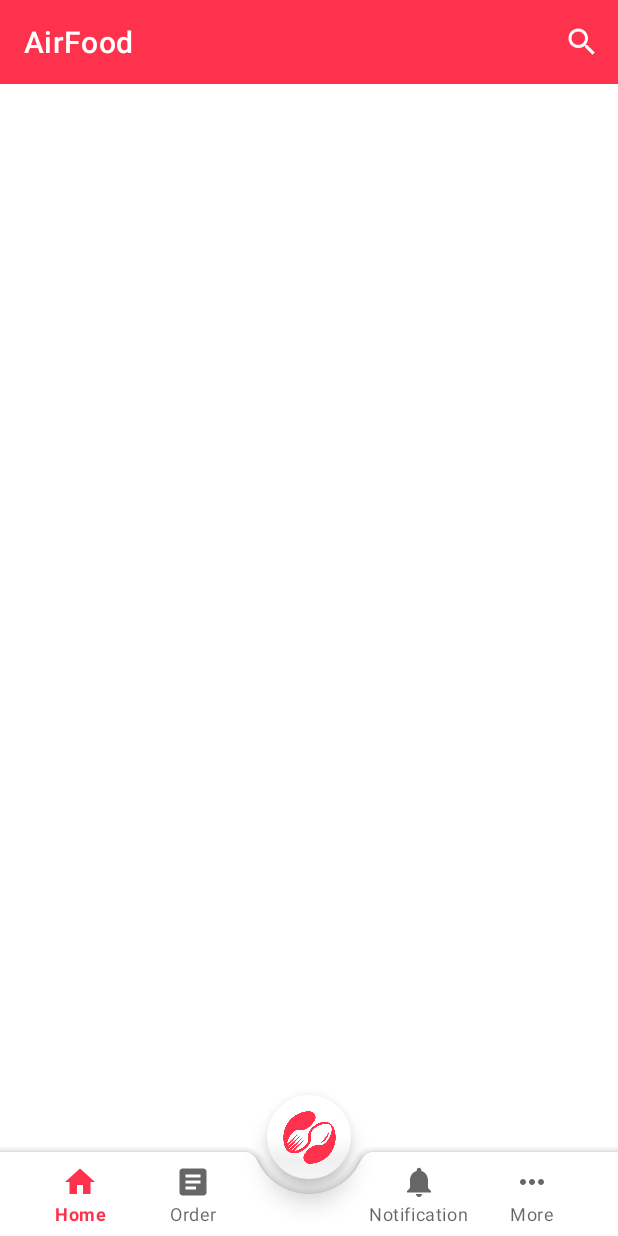
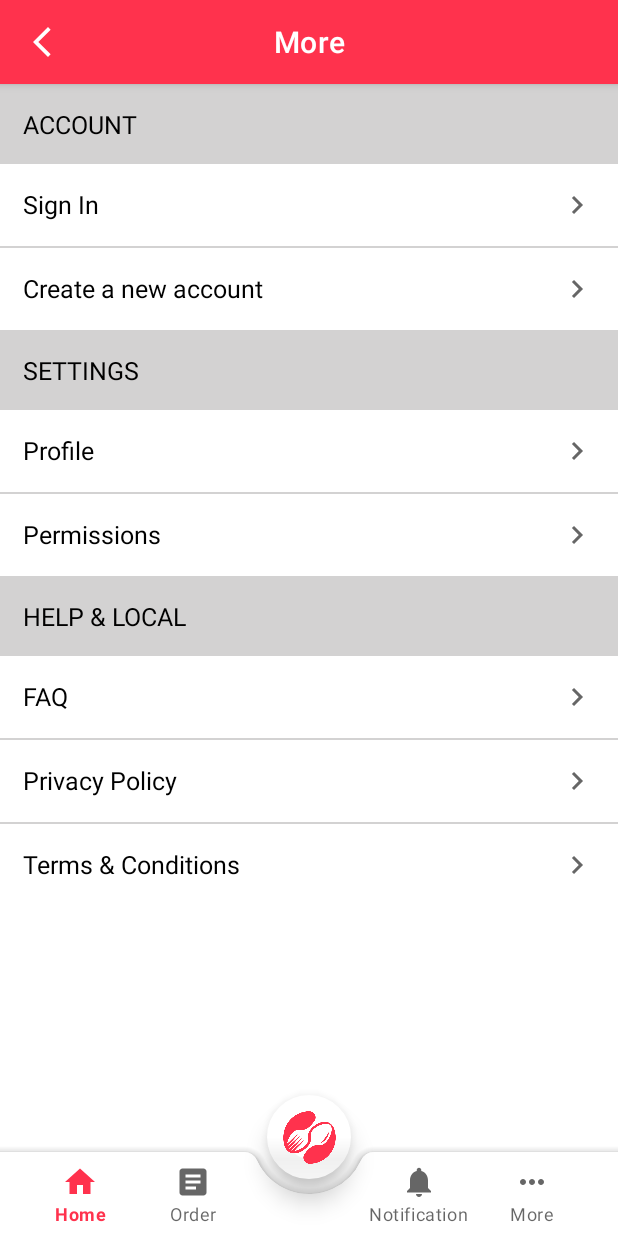
Before and after one commit to fitareq/AirFood, an Android app: the MainActivity screen opened directly, with no data from a screen before it, on a phone screen of 412 x 824 dp. Run offline under Robolectric (Android 15) with nearby library versions, the phone set to English and light mode, and no system bars; our stand-ins replace sdp/ssp sizes.

Commit message:
design changes on more page, notification page and SplashActivity.

```diff
--- a/app/src/main/java/com/airmoll/airfood/MainActivity.java
+++ b/app/src/main/java/com/airmoll/airfood/MainActivity.java
@@ -11,11 +11,13 @@
 
 import com.airmoll.airfood.databinding.ActivityMainBinding;
 import com.airmoll.airfood.fragments.HomeFragment;
+import com.airmoll.airfood.fragments.MoreFragment;
 
 public class MainActivity extends AppCompatActivity {
 
     private ActivityMainBinding binding;
-    private HomeFragment homeFragment = new HomeFragment();
+    private final HomeFragment homeFragment = new HomeFragment();
+    private final MoreFragment moreFragment = new MoreFragment();
 
 
     @Override
@@ -27,7 +29,7 @@
 
         binding.bottomNav.setBackground(null);
         binding.bottomNav.getMenu().getItem(2).setEnabled(false);
-        getSupportFragmentManager().beginTransaction().replace(R.id.main_container,homeFragment).addToBackStack(null).commit();
+        getSupportFragmentManager().beginTransaction().replace(R.id.main_container,moreFragment).addToBackStack(null).commit();
         binding.fab.setOnClickListener(new View.OnClickListener() {
             @Override
             public void onClick(View v) {
--- /dev/null
+++ b/app/src/main/java/com/airmoll/airfood/fragments/MoreFragment.java
@@ -0,0 +1,46 @@
+package com.airmoll.airfood.fragments;
+
+import android.content.Intent;
+import android.os.Bundle;
+
+import androidx.fragment.app.Fragment;
+
+import android.view.LayoutInflater;
+import android.view.View;
+import android.view.ViewGroup;
+
+import com.airmoll.airfood.LoginActivity;
+import com.airmoll.airfood.MainActivity;
+import com.airmoll.airfood.R;
+import com.airmoll.airfood.databinding.FragmentMoreBinding;
+
+public class MoreFragment extends Fragment {
+
+
+    private FragmentMoreBinding binding;
+    public MoreFragment() {
+        // Required empty public constructor
+    }
+
+
+    @Override
+    public View onCreateView(LayoutInflater inflater, ViewGroup container,
+                             Bundle savedInstanceState) {
+        // Inflate the layout for this fragment
+        binding = FragmentMoreBinding.inflate(getLayoutInflater(),container,false);
+        View v = binding.getRoot();
+
+        binding.moreSignIn.setOnClickListener(new View.OnClickListener() {
+            @Override
+            public void onClick(View v) {
+                goToLogin();
+            }
+        });
+        return v;
+    }
+
+    private void goToLogin()
+    {
+
+    }
+}
--- /dev/null
+++ b/app/src/main/res/drawable/ic_outline_navigate_next_24.xml
@@ -0,0 +1,10 @@
+<vector xmlns:android="http://schemas.android.com/apk/res/android"
+    android:width="24dp"
+    android:height="24dp"
+    android:viewportWidth="24"
+    android:viewportHeight="24"
+    android:tint="?attr/colorControlNormal">
+  <path
+      android:fillColor="@android:color/white"
+      android:pathData="M10.02,6L8.61,7.41 13.19,12l-4.58,4.59L10.02,18l6,-6 -6,-6z"/>
+</vector>
--- a/app/src/main/res/layout/activity_main.xml
+++ b/app/src/main/res/layout/activity_main.xml
@@ -56,8 +56,9 @@
         android:contentDescription="@string/app_name"
         android:src="@drawable/b"
         android:tint="@color/airmoll"
+        app:borderWidth="@dimen/_10sdp"
+        app:elevation="10dp"
         app:layout_anchor="@id/bottom_app_bar"
         app:maxImageSize="70dp"
-        app:elevation="10dp"
-        app:borderWidth="@dimen/_10sdp"/>
+        tools:ignore="DuplicateSpeakableTextCheck" />
 </androidx.coordinatorlayout.widget.CoordinatorLayout>
--- a/app/src/main/res/layout/activity_splash.xml
+++ b/app/src/main/res/layout/activity_splash.xml
@@ -6,6 +6,7 @@
     android:layout_height="match_parent"
     android:gravity="center"
     android:background="@drawable/bg_splash"
+    android:fitsSystemWindows="true"
     tools:context=".SplashActivity">
 
     <ImageView
--- /dev/null
+++ b/app/src/main/res/layout/fragment_more.xml
@@ -0,0 +1,119 @@
+<?xml version="1.0" encoding="utf-8"?>
+<RelativeLayout xmlns:android="http://schemas.android.com/apk/res/android"
+    xmlns:tools="http://schemas.android.com/tools"
+    android:layout_width="match_parent"
+    android:layout_height="match_parent"
+    xmlns:app="http://schemas.android.com/apk/res-auto"
+    tools:context=".fragments.MoreFragment">
+
+    <com.google.android.material.appbar.AppBarLayout
+        android:id="@+id/more_appbar"
+        android:layout_width="match_parent"
+        android:layout_height="wrap_content">
+
+        <com.google.android.material.appbar.MaterialToolbar
+            android:layout_width="match_parent"
+            android:layout_height="wrap_content"
+            app:title="More"
+            app:titleCentered="true"
+            app:navigationIcon="@drawable/ic_baseline_arrow_back_ios_new_24"
+            app:titleTextColor="@color/white"
+            app:navigationIconTint="@color/white"
+            />
+    </com.google.android.material.appbar.AppBarLayout>
+
+    <ScrollView
+        android:id="@+id/scroll_view"
+        android:layout_width="match_parent"
+        android:layout_height="wrap_content"
+        android:layout_below="@+id/more_appbar">
+
+        <LinearLayout
+            android:layout_width="match_parent"
+            android:layout_height="wrap_content"
+            android:orientation="vertical"
+            android:background="@color/ash">
+
+            <TextView
+                android:layout_width="match_parent"
+                android:layout_height="wrap_content"
+                android:text="ACCOUNT"
+                style="@style/MyTextViewStyle"/>
+            <TextView
+                android:id="@+id/more_sign_in"
+                android:layout_width="match_parent"
+                android:layout_height="wrap_content"
+                android:text="Sign In"
+                android:background="@color/white"
+                style="@style/MyTextViewStyle"
+                app:drawableEndCompat="@drawable/ic_outline_navigate_next_24"
+                android:clickable="true"
+                android:focusable="true" />
+            <TextView
+                android:id="@+id/more_sign_up"
+                android:layout_width="match_parent"
+                android:layout_height="wrap_content"
+                android:text="Create a new account"
+                android:background="@color/white"
+                android:layout_marginTop="1dp"
+                style="@style/MyTextViewStyle"
+                app:drawableEndCompat="@drawable/ic_outline_navigate_next_24" />
+
+            <TextView
+                android:layout_width="match_parent"
+                android:layout_height="wrap_content"
+                android:text="SETTINGS"
+                style="@style/MyTextViewStyle"/>
+            <TextView
+                android:id="@+id/more_profile"
+                android:layout_width="match_parent"
+                android:layout_height="wrap_content"
+                android:text="Profile"
+                style="@style/MyTextViewStyle"
+                android:background="@color/white"
+                app:drawableEndCompat="@drawable/ic_outline_navigate_next_24" />
+            <TextView
+                android:id="@+id/more_permission"
+                android:layout_width="match_parent"
+                android:layout_height="wrap_content"
+                android:text="Permissions"
+                style="@style/MyTextViewStyle"
+                android:background="@color/white"
+                android:layout_marginTop="1dp"
+                app:drawableEndCompat="@drawable/ic_outline_navigate_next_24" />
+            <TextView
+                android:layout_width="match_parent"
+                android:layout_height="wrap_content"
+                android:text="HELP &amp; LOCAL"
+                style="@style/MyTextViewStyle"/>
+            <TextView
+                android:id="@+id/more_faq"
+                android:layout_width="match_parent"
+                android:layout_height="wrap_content"
+                android:text="FAQ"
+                style="@style/MyTextViewStyle"
+                android:background="@color/white"
+                app:drawableEndCompat="@drawable/ic_outline_navigate_next_24" />
+            <TextView
+                android:id="@+id/more_privacy_policy"
+                android:layout_width="match_parent"
+                android:layout_height="wrap_content"
+                android:text="Privacy Policy"
+                style="@style/MyTextViewStyle"
+                android:background="@color/white"
+                android:layout_marginTop="1dp"
+                app:drawableEndCompat="@drawable/ic_outline_navigate_next_24" />
+            <TextView
+                android:id="@+id/more_terms_and_condition"
+                android:layout_width="match_parent"
+                android:layout_height="wrap_content"
+                android:text="Terms &amp; Conditions"
+                style="@style/MyTextViewStyle"
+                android:background="@color/white"
+                android:layout_marginTop="1dp"
+                app:drawableEndCompat="@drawable/ic_outline_navigate_next_24" />
+        </LinearLayout>
+    </ScrollView>
+
+
+</RelativeLayout>
--- a/app/src/main/res/values/colors.xml
+++ b/app/src/main/res/values/colors.xml
@@ -8,7 +8,7 @@
     <color name="black">#FF000000</color>
     <color name="white">#FFFFFFFF</color>
     <color name="grey">#808080</color>
-    <color name="ash">#B2BEB5</color>
+    <color name="ash">#D3D2D2</color>
     <color name="dot_on_page_not_active">#FDEBEE</color>
     <color name="dot_on_page_active">#FF9BA9</color>
     <color name="airmoll">#FF324D</color>
--- a/app/src/main/res/values/themes.xml
+++ b/app/src/main/res/values/themes.xml
@@ -11,16 +11,34 @@
         <item name="colorOnSecondary">@color/airmoll</item>
         <!-- Status bar color. -->
         <item name="android:statusBarColor" tools:targetApi="l">?attr/colorPrimary</item>
+
         <!-- Customize your theme here. -->
     </style>
-    <style name="Widget.App.ButtonStyle"
-        parent="Widget.MaterialComponents.Button">
+
+
+    <style name="Widget.App.ButtonStyle" parent="Widget.MaterialComponents.Button">
         <item name="android:textColor">@color/black</item>
         <item name="materialThemeOverlay">@style/GreenButtonThemeOverlay</item>
     </style>
 
     <style name="GreenButtonThemeOverlay">
-
         <item name="colorPrimary">@color/white</item>
     </style>
+
+
+    <style name="MyTextViewStyle" parent="android:Widget.TextView">
+        <item name="android:textSize">@dimen/_13sdp</item>
+        <item name="android:padding">@dimen/_12sdp</item>
+        <item name="android:textColor">@color/black</item>
+    </style>
+
+
+    <style name="ThemeActionBar" parent="Widget.AppCompat.Light.ActionBar.Solid">
+        <item name="android:background">@null</item>
+        <!-- Support library compatibility -->
+        <item name="background">@null</item>
+        <item name="android:displayOptions">showHome|useLogo</item>
+        <item name="displayOptions">showHome|useLogo</item>
+        <item name="windowActionBarOverlay">true</item>
+    </style>
 </resources>
```
Also changed, not shown: app/src/main/AndroidManifest.xml (+7 -2 lines), app/src/main/java/com/airmoll/airfood/LoginActivity.java (+21 -1 lines), app/src/main/java/com/airmoll/airfood/RegisterActivity.java (added, +55 -0 lines), app/src/main/java/com/airmoll/airfood/SplashActivity.java (+4 -3 lines), app/src/main/res/drawable/ic_outline_email_24.xml (added, +10 -0 lines), app/src/main/res/drawable/ic_outline_phone_android_24.xml (added, +10 -0 lines), app/src/main/res/layout/activity_login.xml (+39 -21 lines), app/src/main/res/layout/activity_register.xml (added, +185 -0 lines), app/src/main/res/layout/notification_card.xml (added, +7 -0 lines).
